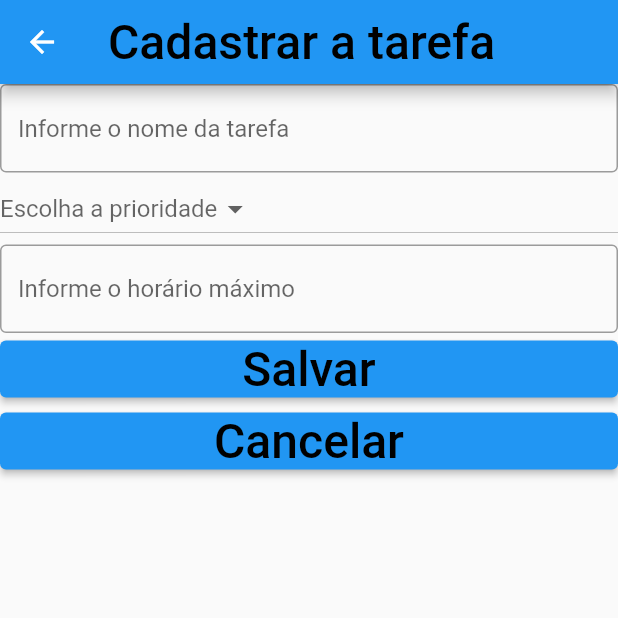
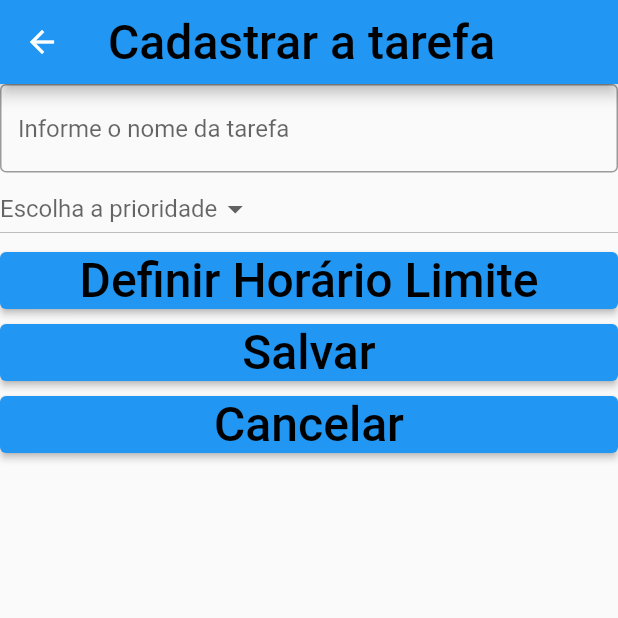
Before and after one commit to Xeviousbr/otchi, a Flutter app: the CadastrarTarefa screen opened directly, on a phone screen of 412 x 824 dp, the top half of it. Run offline on Flutter 3.47's test engine with Material 2 defaults, Android fonts, the phone set to English and light mode, and no system bars.

Commit message:
Coloquei um objeto para definir a hora

```diff
--- a/lib/main.dart
+++ b/lib/main.dart
@@ -69,6 +69,9 @@ class CadastrarTarefa extends StatelessWidget {
   List<String> _locations = ['1', '2', '3', '4', '5', '6', '7', '8', '9', '10'];
   String? _selectedLocation;
 
+  TimeOfDay _time = TimeOfDay.now();
+  late TimeOfDay picked;
+
   @override
   Widget build(BuildContext context) {
     return Scaffold(
@@ -108,11 +111,20 @@ class CadastrarTarefa extends StatelessWidget {
                 );
               }).toList(),
             ),
-            TextField(
-                decoration: InputDecoration(
-              border: OutlineInputBorder(),
-              hintText: 'Informe o horário máximo',
-            )),
+            //
+            ElevatedButton(
+              onPressed: () {
+                selectTime(context);
+              },
+              child: Text('Definir Horário Limite',
+                  textDirection: TextDirection.ltr,
+                  style: TextStyle(
+                    fontSize: 32,
+                    color: Colors.black,
+                  )),
+            )
+            //
+            ,
             ElevatedButton(
               onPressed: () {
                 Navigator.push(
@@ -146,4 +158,11 @@ class CadastrarTarefa extends StatelessWidget {
       ),
     );
   }
+
+  Future<Null> selectTime(BuildContext context) async {
+    picked = (await showTimePicker(
+      context: context,
+      initialTime: _time,
+    ))!;
+  }
 }
```
